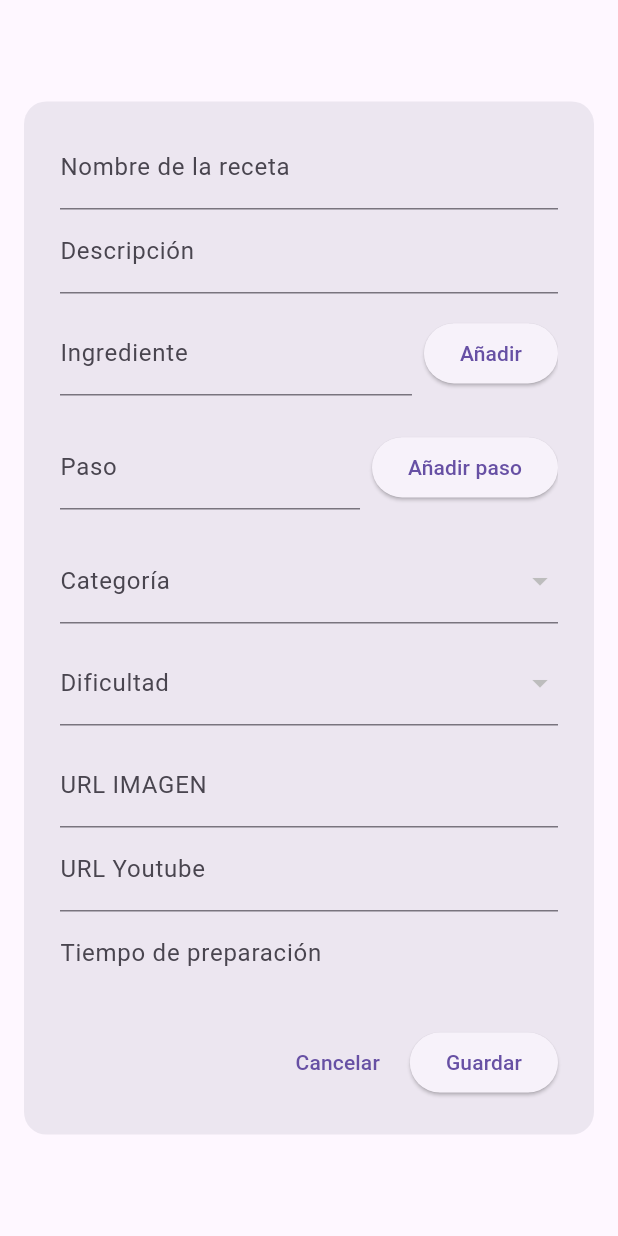
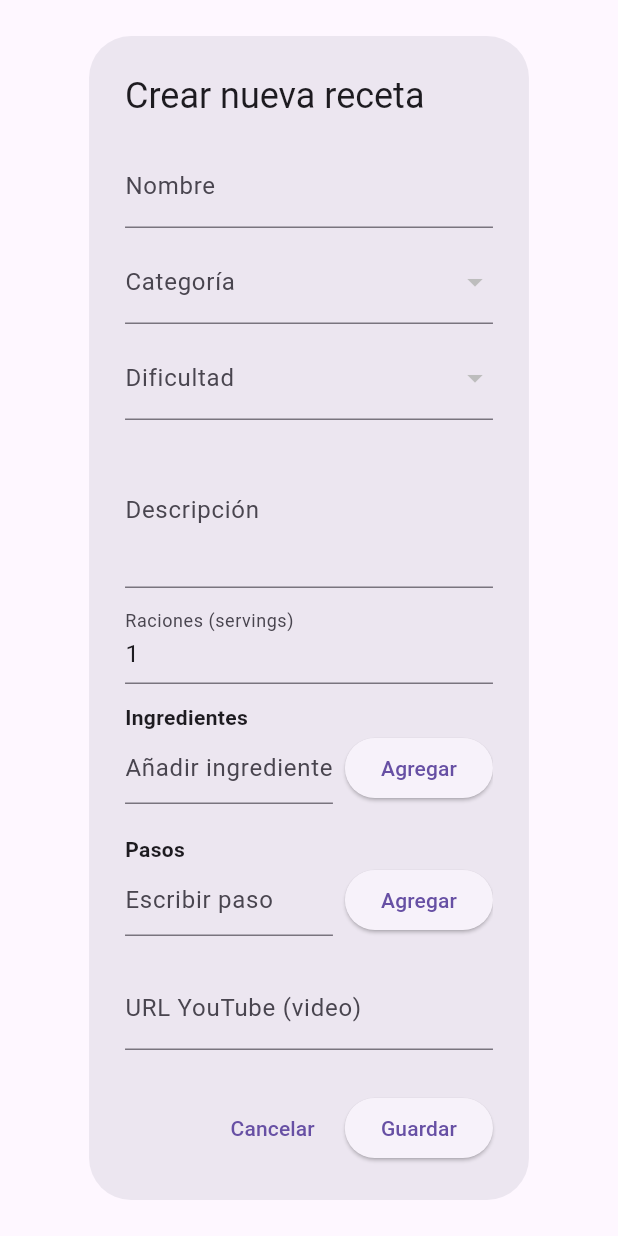
Before and after one commit to FranMejiasGlez/PROYECTO_APP_RECETAS, a Flutter app: the DialogoCrearReceta widget shown alone on an empty page, opened directly with empty values, on a phone screen of 412 x 824 dp. Run offline on Flutter 3.47's test engine with Material 3 defaults, Android fonts, the phone set to English and light mode, and no system bars; network calls fail.

Commit message:
Fix: Guardar receta ahora devuelve un objeto Recipe

```diff
--- a/app_recetas/lib/model/recipe.dart
+++ b/app_recetas/lib/model/recipe.dart
@@ -1,60 +1,63 @@
-import 'dart:convert';
-
 class Recipe {
   final String nombre;
+  final String categoria;
+  final double valoracion;
   final String descripcion;
+  final String dificultad;
+  final int servings;
+  final List<String> pasos;
   final List<String> ingredientes;
-  final String categoria;
-  final String dificultad;
-  final List<String> pasos;
-  final String urlImagen;
-  final String urlYoutube;
-  final String tiempoPreparacion;
-  final String servings;
-  final double valoracion;
+  final String? youtubeUrl;
+  final String? imageUrl;
 
   Recipe({
     required this.nombre,
-    required this.descripcion,
-    this.ingredientes = const [],
-    this.categoria = '',
-    this.dificultad = '',
-    this.pasos = const [],
-    this.urlImagen = '',
-    this.urlYoutube = '',
-    this.tiempoPreparacion = '',
-    this.servings = '',
+    required this.categoria,
     this.valoracion = 0.0,
-  });
+    this.descripcion = '',
+    this.dificultad = 'Todos los niveles',
+    this.servings = 1,
+    List<String>? pasos,
+    List<String>? ingredientes,
+    this.youtubeUrl,
+    this.imageUrl,
+  }) : pasos = pasos ?? const [],
+        ingredientes = ingredientes ?? const [];
 
-  Map<String, dynamic> toJson() => {
-    'nombre': nombre,
-    'descripcion': descripcion,
-    'ingredientes': ingredientes,
-    'categoria': categoria,
-    'dificultad': dificultad,
-    'pasos': pasos,
-    'urlImagen': urlImagen,
-    'urlYoutube': urlYoutube,
-    'tiempoPreparacion': tiempoPreparacion,
-    'servings': servings,
-    'valoracion': valoracion,
-  };
-
-  factory Recipe.fromJson(Map<String, dynamic> json) => Recipe(
-    nombre: json['nombre'] ?? '',
-    descripcion: json['descripcion'] ?? '',
-    ingredientes: List<String>.from(json['ingredientes'] ?? []),
-    categoria: json['categoria'] ?? '',
-    dificultad: json['dificultad'] ?? '',
-    pasos: List<String>.from(json['pasos'] ?? []),
-    urlImagen: json['urlImagen'] ?? '',
-    urlYoutube: json['urlYoutube'] ?? '',
-    tiempoPreparacion: json['tiempoPreparacion'] ?? '',
-    servings: json['servings'] ?? '',
-    valoracion: (json['valoracion'] ?? 0).toDouble(),
-  );
+  Map<String, dynamic> toMap() => {
+        'nombre': nombre,
+        'categoria': categoria,
+        'valoracion': valoracion,
+        'descripcion': descripcion,
+        'dificultad': dificultad,
+        'servings': servings,
+        'pasos': pasos,
+        'ingredientes': ingredientes,
+        'youtubeUrl': youtubeUrl,
+        'imageUrl': imageUrl,
+      };
 
   @override
-  String toString() => jsonEncode(toJson());
+  String toString() {
+    return 'Recipe(nombre: $nombre, categoria: $categoria, valoracion: $valoracion, servings: $servings, pasos:${pasos.length}, ingredientes:${ingredientes.length}, youtubeUrl:$youtubeUrl, imageUrl:$imageUrl)';
+  }
+
+  factory Recipe.fromMap(Map<String, dynamic> m) => Recipe(
+        nombre: m['nombre'] as String? ?? '',
+        categoria: m['categoria'] as String? ?? 'Otros',
+        valoracion: (m['valoracion'] is num)
+            ? (m['valoracion'] as num).toDouble()
+            : 0.0,
+        descripcion: m['descripcion'] as String? ?? '',
+        dificultad: m['dificultad'] as String? ?? 'Todos los niveles',
+        servings: (m['servings'] is int)
+            ? m['servings'] as int
+            : (m['servings'] is num ? (m['servings'] as num).toInt() : 1),
+        pasos: (m['pasos'] is List) ? List<String>.from(m['pasos']) : const [],
+        ingredientes: (m['ingredientes'] is List)
+            ? List<String>.from(m['ingredientes'])
+            : const [],
+        youtubeUrl: m['youtubeUrl'] as String?,
+        imageUrl: m['imageUrl'] as String?,
+      );
 }
--- a/app_recetas/lib/screens/pantalla_recetas.dart
+++ b/app_recetas/lib/screens/pantalla_recetas.dart
@@ -137,7 +137,7 @@ class _PantallaRecetasState extends State<PantallaRecetas> {
             child: Text(
               'Nombre Usuario',
               textAlign: TextAlign.center,
-              overflow: TextOverflow.ellipsis,
+              overflow: TextOverflow.visible,
               style: const TextStyle(fontSize: 20, fontWeight: FontWeight.bold),
             ),
           ),
@@ -235,7 +235,6 @@ class _PantallaRecetasState extends State<PantallaRecetas> {
       child: Align(
         alignment: Alignment.centerRight,
         child: ElevatedButton(
-
           onPressed: () {
             showDialog(
               context: context,
--- a/app_recetas/lib/widgets/recipe/ventana_crear_receta.dart
+++ b/app_recetas/lib/widgets/recipe/ventana_crear_receta.dart
@@ -1,12 +1,8 @@
+import 'package:app_recetas/model/recipe.dart';
 import 'package:flutter/material.dart';
 
 class DialogoCrearReceta extends StatefulWidget {
-  // ahora onGuardar recibe también la lista de pasos
-
-  // lista de categorías permitidas (dominio cerrado)
   final List<String> categorias;
-
-  // lista de dificultades permitidas
   final List<String> dificultades;
 
   const DialogoCrearReceta({
@@ -20,126 +16,175 @@ class DialogoCrearReceta extends StatefulWidget {
 }
 
 class _DialogoCrearRecetaState extends State<DialogoCrearReceta> {
-  final _formKey = GlobalKey<FormState>();
   final TextEditingController _nombreController = TextEditingController();
   final TextEditingController _descripcionController = TextEditingController();
-  final TextEditingController _urlImagen = TextEditingController();
-  final TextEditingController _urlYoutube = TextEditingController();
-  final TextEditingController _tiempoPreparacion = TextEditingController();
-  final TextEditingController _servings = TextEditingController();
+  final TextEditingController _servingsController = TextEditingController(
+    text: '1',
+  );
 
-  // ingredientes
+  // Ingredientes y pasos (listas manejadas uno a uno)
+  final TextEditingController _ingredienteInputController =
+      TextEditingController();
   final List<String> _ingredientes = [];
-  final TextEditingController _ingredienteController = TextEditingController();
 
-  // pasos
+  final TextEditingController _pasoInputController = TextEditingController();
   final List<String> _pasos = [];
-  final TextEditingController _pasoController = TextEditingController();
 
-  // categoría y dificultad seleccionadas
-  String? _categoriaSeleccionada;
-  String? _dificultadSeleccionada;
+  final TextEditingController _youtubeController = TextEditingController();
+  final TextEditingController _imageController = TextEditingController();
+
+  String _categoriaSeleccionada = '';
+  String _dificultadSeleccionada = '';
+  double _valoracion = 0.0;
 
   @override
   void initState() {
     super.initState();
     _categoriaSeleccionada = widget.categorias.isNotEmpty
         ? widget.categorias.first
-        : null;
+        : 'Otros';
     _dificultadSeleccionada = widget.dificultades.isNotEmpty
         ? widget.dificultades.first
-        : null;
+        : 'Todos los niveles';
   }
 
   @override
   void dispose() {
     _nombreController.dispose();
     _descripcionController.dispose();
-    _urlImagen.dispose();
-    _urlYoutube.dispose();
-    _tiempoPreparacion.dispose();
-    _servings.dispose();
-    _ingredienteController.dispose();
-    _pasoController.dispose();
+    _servingsController.dispose();
+    _ingredienteInputController.dispose();
+    _pasoInputController.dispose();
+    _youtubeController.dispose();
+    _imageController.dispose();
     super.dispose();
   }
 
   void _agregarIngrediente() {
-    final text = _ingredienteController.text.trim();
+    final text = _ingredienteInputController.text.trim();
     if (text.isEmpty) return;
     setState(() {
       _ingredientes.add(text);
-      _ingredienteController.clear();
+      _ingredienteInputController.clear();
     });
   }
 
-  void _eliminarIngrediente(int index) {
+  void _quitarIngrediente(int index) {
+    setState(() => _ingredientes.removeAt(index));
+  }
+
+  void _agregarPaso() {
+    final text = _pasoInputController.text.trim();
+    if (text.isEmpty) return;
     setState(() {
-      _ingredientes.removeAt(index);
+      _pasos.add(text);
+      _pasoInputController.clear();
     });
   }
 
-  void _agregarPaso() {
-    final text = _pasoController.text.trim();
-    if (text.isEmpty) return;
-    setState(() {
-      _pasos.add(text);
-      _pasoController.clear();
-    });
+  void _quitarPaso(int index) {
+    setState(() => _pasos.removeAt(index));
   }
 
-  void _eliminarPaso(int index) {
-    setState(() {
-      _pasos.removeAt(index);
-    });
+  void _onGuardar() {
+    final nombre = _nombreController.text.trim();
+    if (nombre.isEmpty) {
+      ScaffoldMessenger.of(context).showSnackBar(
+        const SnackBar(content: Text('Introduce un nombre para la receta')),
+      );
+      return;
+    }
+
+    final servings = int.tryParse(_servingsController.text.trim()) ?? 1;
+
+    final nueva = Recipe(
+      nombre: nombre,
+      categoria: _categoriaSeleccionada,
+      valoracion: _valoracion,
+      descripcion: _descripcionController.text.trim(),
+      dificultad: _dificultadSeleccionada,
+      servings: servings,
+      pasos: List<String>.from(_pasos),
+      ingredientes: List<String>.from(_ingredientes),
+      youtubeUrl: _youtubeController.text.trim().isEmpty
+          ? null
+          : _youtubeController.text.trim(),
+      imageUrl: _imageController.text.trim().isEmpty
+          ? null
+          : _imageController.text.trim(),
+    );
+    ScaffoldMessenger.of(context).showSnackBar(
+      SnackBar(content: Text('Receta "${nueva.toString()}" creada')),
+    );
+    //print('Nueva receta creada: $nueva');
+    Navigator.of(context).pop(nueva);
   }
 
   @override
   Widget build(BuildContext context) {
-    // tamaño fijo pero adaptable a pantallas pequeñas
-    final double maxWidth = MediaQuery.of(context).size.width;
-    final double dialogWidth = maxWidth > 700 ? 700 : maxWidth * 0.95;
-    final double dialogHeight = MediaQuery.of(context).size.height * 0.7;
-
     return AlertDialog(
-      insetPadding: const EdgeInsets.symmetric(horizontal: 16, vertical: 24),
-      shape: RoundedRectangleBorder(borderRadius: BorderRadius.circular(15)),
-      content: SizedBox(
-        width: dialogWidth,
-        height: dialogHeight,
-        child: SingleChildScrollView(
-          child: Form(
-            key: _formKey,
+      title: const Text('Crear nueva receta'),
+      content: SingleChildScrollView(
         child: Column(
           mainAxisSize: MainAxisSize.min,
           children: [
-                TextFormField(
+            TextField(
               controller: _nombreController,
+              decoration: const InputDecoration(labelText: 'Nombre'),
+            ),
+            const SizedBox(height: 8),
+            DropdownButtonFormField<String>(
+              initialValue: _categoriaSeleccionada,
+              items: widget.categorias
+                  .map((c) => DropdownMenuItem(value: c, child: Text(c)))
+                  .toList(),
+              onChanged: (v) => setState(
+                () => _categoriaSeleccionada = v ?? _categoriaSeleccionada,
+              ),
+              decoration: const InputDecoration(labelText: 'Categoría'),
+            ),
+            const SizedBox(height: 8),
+            DropdownButtonFormField<String>(
+              initialValue: _dificultadSeleccionada,
+              items: widget.dificultades
+                  .map((d) => DropdownMenuItem(value: d, child: Text(d)))
+                  .toList(),
+              onChanged: (v) => setState(
+                () => _dificultadSeleccionada = v ?? _dificultadSeleccionada,
+              ),
+              decoration: const InputDecoration(labelText: 'Dificultad'),
+            ),
+            const SizedBox(height: 8),
+            TextField(
+              controller: _descripcionController,
+              decoration: const InputDecoration(labelText: 'Descripción'),
+              maxLines: 3,
+            ),
+            const SizedBox(height: 8),
+            TextField(
+              controller: _servingsController,
+              keyboardType: TextInputType.number,
               decoration: const InputDecoration(
-                    labelText: "Nombre de la receta",
+                labelText: 'Raciones (servings)',
               ),
-                  validator: (value) => value == null || value.isEmpty
-                      ? "Introduce un nombre"
-                      : null,
-                ),
-                TextFormField(
-                  controller: _descripcionController,
-                  decoration: const InputDecoration(labelText: "Descripción"),
-                  validator: (value) => value == null || value.isEmpty
-                      ? "Introduce una descripción"
-                      : null,
             ),
             const SizedBox(height: 12),
 
-                // ingredientes
+            // Ingredientes: input + add button + chips list
+            Align(
+              alignment: Alignment.centerLeft,
+              child: const Text(
+                'Ingredientes',
+                style: TextStyle(fontWeight: FontWeight.bold),
+              ),
+            ),
             Row(
               children: [
                 Expanded(
                   child: TextField(
-                        controller: _ingredienteController,
+                    controller: _ingredienteInputController,
                     decoration: const InputDecoration(
-                          labelText: 'Ingrediente',
-                          hintText: 'p. ej. 200g harina',
+                      hintText: 'Añadir ingrediente',
                     ),
                     onSubmitted: (_) => _agregarIngrediente(),
                   ),
@@ -147,38 +192,41 @@ class _DialogoCrearRecetaState extends State<DialogoCrearReceta> {
                 const SizedBox(width: 8),
                 ElevatedButton(
                   onPressed: _agregarIngrediente,
-                      child: const Text('Añadir'),
+                  child: const Text('Agregar'),
                 ),
               ],
             ),
             const SizedBox(height: 8),
             if (_ingredientes.isNotEmpty)
-                  Align(
-                    alignment: Alignment.centerLeft,
-                    child: Wrap(
+              Wrap(
                 spacing: 8,
-                      runSpacing: 8,
-                      children: List.generate(_ingredientes.length, (index) {
-                        final ing = _ingredientes[index];
-                        return InputChip(
+                runSpacing: 6,
+                children: List.generate(_ingredientes.length, (i) {
+                  final ing = _ingredientes[i];
+                  return Chip(
                     label: Text(ing),
-                          onDeleted: () => _eliminarIngrediente(index),
+                    onDeleted: () => _quitarIngrediente(i),
                   );
                 }),
-                    ),
               ),
 
             const SizedBox(height: 12),
 
-                // pasos (añadir uno a uno, numerados)
+            // Pasos: input + add + numbered list
+            Align(
+              alignment: Alignment.centerLeft,
+              child: const Text(
+                'Pasos',
+                style: TextStyle(fontWeight: FontWeight.bold),
+              ),
+            ),
             Row(
               children: [
                 Expanded(
                   child: TextField(
-                        controller: _pasoController,
+                    controller: _pasoInputController,
                     decoration: const InputDecoration(
-                          labelText: 'Paso',
-                          hintText: 'Describe el paso...',
+                      hintText: 'Escribir paso',
                     ),
                     onSubmitted: (_) => _agregarPaso(),
                   ),
@@ -186,97 +234,69 @@ class _DialogoCrearRecetaState extends State<DialogoCrearReceta> {
                 const SizedBox(width: 8),
                 ElevatedButton(
                   onPressed: _agregarPaso,
-                      child: const Text('Añadir paso'),
+                  child: const Text('Agregar'),
                 ),
               ],
             ),
             const SizedBox(height: 8),
             if (_pasos.isNotEmpty)
-                  Align(
-                    alignment: Alignment.centerLeft,
-                    child: Column(
-                      crossAxisAlignment: CrossAxisAlignment.start,
-                      children: List.generate(_pasos.length, (index) {
-                        final step = _pasos[index];
-                        // mostrar numerado y permitir borrado
-                        return Padding(
-                          padding: const EdgeInsets.only(bottom: 6),
-                          child: InputChip(
-                            label: Text('${index + 1}. $step'),
-                            onDeleted: () => _eliminarPaso(index),
+              Column(
+                children: List.generate(_pasos.length, (i) {
+                  final paso = _pasos[i];
+                  return ListTile(
+                    leading: CircleAvatar(child: Text((i + 1).toString())),
+                    title: Text(paso),
+                    trailing: IconButton(
+                      icon: const Icon(Icons.delete_outline),
+                      onPressed: () => _quitarPaso(i),
                     ),
                   );
                 }),
               ),
-                  ),
 
             const SizedBox(height: 12),
 
-                // Dropdown categoría
-                DropdownButtonFormField<String>(
-                  initialValue: _categoriaSeleccionada,
-                  decoration: const InputDecoration(labelText: 'Categoría'),
-                  items: widget.categorias
-                      .map((c) => DropdownMenuItem(value: c, child: Text(c)))
-                      .toList(),
-                  onChanged: (v) => setState(() => _categoriaSeleccionada = v),
-                  validator: (v) => v == null || v.isEmpty
-                      ? 'Selecciona una categoría'
-                      : null,
+            // URLs: Youtube e Imagen
+            TextField(
+              controller: _youtubeController,
+              decoration: const InputDecoration(
+                labelText: 'URL YouTube (video)',
+              ),
+              keyboardType: TextInputType.url,
+            ),
+            const SizedBox(height: 8),
+            TextField(
+              controller: _imageController,
+              decoration: const InputDecoration(labelText: 'URL imagen'),
+              keyboardType: TextInputType.url,
             ),
 
-                const SizedBox(height: 12),
-
-                // Dropdown dificultad
-                DropdownButtonFormField<String>(
-                  initialValue: _dificultadSeleccionada,
-                  decoration: const InputDecoration(labelText: 'Dificultad'),
-                  items: widget.dificultades
-                      .map((d) => DropdownMenuItem(value: d, child: Text(d)))
-                      .toList(),
-                  onChanged: (v) => setState(() => _dificultadSeleccionada = v),
-                  validator: (v) => v == null || v.isEmpty
-                      ? 'Selecciona una dificultad'
-                      : null,
-                ),
-
-                const SizedBox(height: 12),
-                TextFormField(
-                  controller: _urlImagen,
-                  decoration: const InputDecoration(labelText: "URL IMAGEN"),
-                ),
-                TextFormField(
-                  controller: _urlYoutube,
-                  decoration: const InputDecoration(labelText: "URL Youtube"),
-                ),
-                TextFormField(
-                  controller: _tiempoPreparacion,
-                  decoration: const InputDecoration(
-                    labelText: "Tiempo de preparación",
+            /*  const SizedBox(height: 12),
+            Row(
+              children: [
+                const Text('Valoración'),
+                const SizedBox(width: 8),
+                Expanded(
+                  child: Slider(
+                    value: _valoracion,
+                    min: 0,
+                    max: 5,
+                    divisions: 10,
+                    label: _valoracion.toStringAsFixed(1),
+                    onChanged: (v) => setState(() => _valoracion = v),
                   ),
                 ),
-                TextFormField(
-                  controller: _servings,
-                  decoration: const InputDecoration(labelText: "Servings"),
-                ),
               ],
-            ),
-          ),
+            ),*/
+          ],
         ),
       ),
       actions: [
         TextButton(
-          child: const Text("Cancelar"),
-          onPressed: () => Navigator.pop(context),
+          onPressed: () => Navigator.of(context).pop(),
+          child: const Text('Cancelar'),
         ),
-        ElevatedButton(
-          child: const Text("Guardar"),
-          onPressed: () {
-            if (_formKey.currentState!.validate()) {
-              Navigator.pop(context);
-            }
-          },
-        ),
+        ElevatedButton(onPressed: _onGuardar, child: const Text('Guardar')),
       ],
     );
   }
```
Lines whose indentation alone changed are shown as unchanged.
